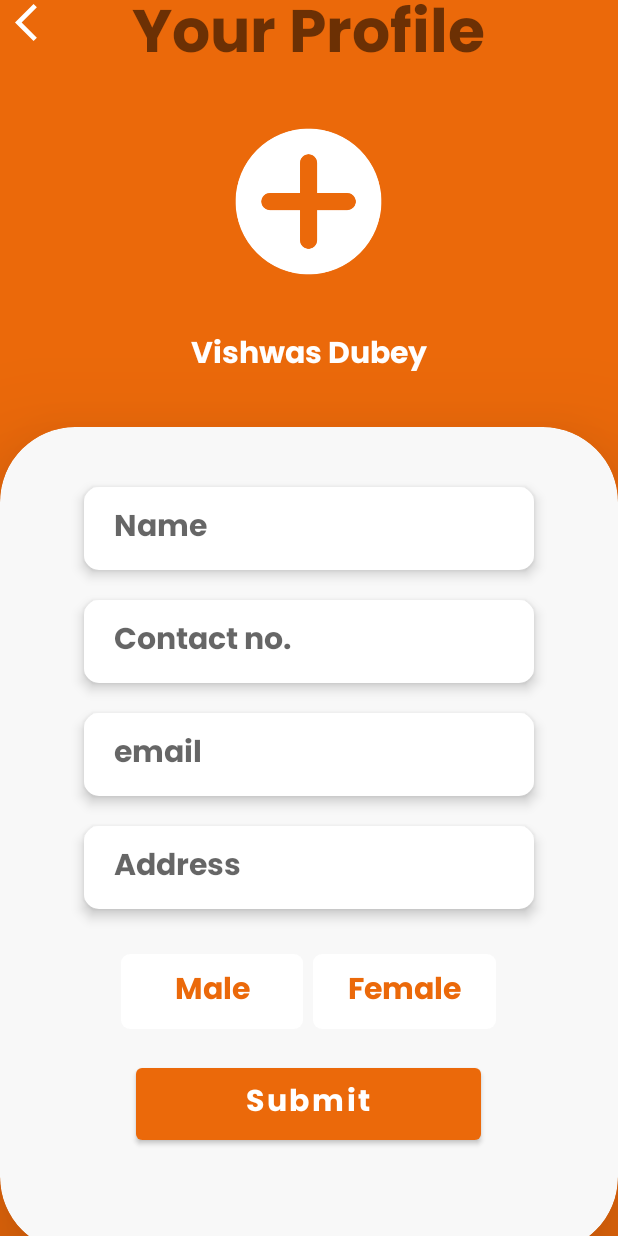
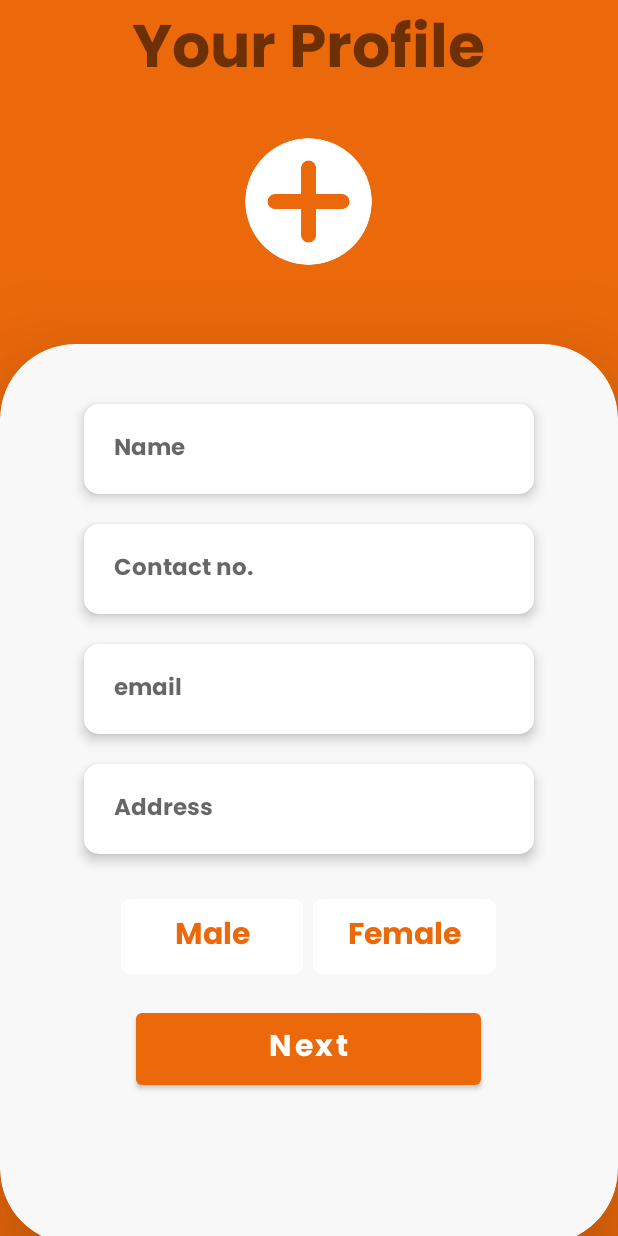
Before and after one commit to VishwasDubey150/BU-Bazzar, an Android app: the profile screen opened directly, with no data from a screen before it, on a phone screen of 412 x 824 dp. Run offline under Robolectric (Android 15) with nearby library versions, the phone set to English and light mode, and no system bars; our stand-ins replace CircleImageView.

Commit message:
profile page completed

```diff
--- a/app/src/main/res/layout/activity_profile.xml
+++ b/app/src/main/res/layout/activity_profile.xml
@@ -9,49 +9,31 @@
     android:orientation="vertical">
 
 
-    <ImageView
-        android:layout_width="30dp"
-        android:layout_height="30dp"
-        android:src="@drawable/ic_baseline_arrow_back_ios_24"
-        android:layout_marginLeft="10dp"
-        android:onClick="back">
-    </ImageView>
+
 
     <TextView
         android:layout_width="wrap_content"
         android:layout_height="wrap_content"
         android:text="Your Profile"
         android:textSize="40dp"
-        android:layout_marginTop="-40dp"
+        android:layout_marginTop="0dp"
         android:layout_gravity="center"
         android:fontFamily="@font/poppins_bold">
     </TextView>
 
     <de.hdodenhof.circleimageview.CircleImageView
         android:id="@+id/img"
-        android:layout_height="150dp"
-        android:layout_width="150dp"
+        android:layout_height="130dp"
+        android:layout_width="130dp"
         android:layout_gravity="center"
         android:src="@drawable/add">
 
 
     </de.hdodenhof.circleimageview.CircleImageView>
 
-    <TextView
-        android:layout_width="wrap_content"
-        android:layout_height="wrap_content"
-        android:textSize="20dp"
-        android:textAlignment="center"
-        android:textColor="@color/white"
-        android:fontFamily="@font/poppins_bold"
-        android:layout_gravity="center"
-        android:layout_marginTop="10dp"
-        android:text="Vishwas Dubey">
-    </TextView>
-
     <androidx.cardview.widget.CardView
         android:layout_width="match_parent"
-        android:layout_height="550dp"
+        android:layout_height="600dp"
         android:layout_gravity="center"
         android:layout_marginTop="30dp"
         android:backgroundTint="#F8F8F8"
@@ -68,10 +50,10 @@
                 android:inputType="textPersonName"
                 android:layout_width="300dp"
                 android:layout_gravity="center"
-                android:layout_height="wrap_content"
+                android:layout_height="60dp"
                 android:layout_marginTop="40dp"
                 android:fontFamily="@font/poppins_bold"
-                android:textSize="20dp"
+                android:textSize="15dp"
                 android:paddingLeft="20dp"
                 android:paddingTop="10dp"
                 android:paddingBottom="10dp"
@@ -85,10 +67,10 @@
                 android:id="@+id/mobile"
                 android:layout_width="300dp"
                 android:layout_gravity="center"
-                android:layout_height="wrap_content"
+                android:layout_height="60dp"
                 android:layout_marginTop="20dp"
                 android:fontFamily="@font/poppins_bold"
-                android:textSize="20dp"
+                android:textSize="15dp"
                 android:paddingLeft="20dp"
                 android:paddingTop="10dp"
                 android:inputType="phone"
@@ -103,10 +85,10 @@
                 android:id="@+id/email"
                 android:layout_width="300dp"
                 android:layout_gravity="center"
-                android:layout_height="wrap_content"
+                android:layout_height="60dp"
                 android:layout_marginTop="20dp"
                 android:fontFamily="@font/poppins_bold"
-                android:textSize="20dp"
+                android:textSize="15dp"
                 android:paddingLeft="20dp"
                 android:paddingTop="10dp"
                 android:paddingBottom="10dp"
@@ -121,10 +103,10 @@
                 android:id="@+id/address"
                 android:layout_width="300dp"
                 android:layout_gravity="center"
-                android:layout_height="wrap_content"
+                android:layout_height="60dp"
                 android:layout_marginTop="20dp"
                 android:fontFamily="@font/poppins_bold"
-                android:textSize="20dp"
+                android:textSize="15dp"
                 android:paddingLeft="20dp"
                 android:paddingTop="10dp"
                 android:paddingBottom="10dp"
@@ -135,6 +117,7 @@
             </EditText>
 
             <RadioGroup
+                android:id="@+id/gender"
                 android:layout_width="250dp"
                 android:layout_height="wrap_content"
                 android:layout_gravity="center"
@@ -142,6 +125,7 @@
                 android:orientation="horizontal">
 
                 <RadioButton
+                    android:id="@+id/m"
                     android:layout_width="120dp"
                     android:layout_height="50dp"
                     android:background="@drawable/gender"
@@ -156,6 +140,7 @@
                     android:textAlignment="center"/>
 
                 <RadioButton
+                    android:id="@+id/f"
                     android:layout_width="120dp"
                     android:layout_height="50dp"
                     android:textSize="20dp"
@@ -181,7 +166,7 @@
                 android:ems="10"
                 android:textAllCaps="false"
                 android:padding="0dp"
-                android:text="Submit"
+                android:text="Next"
                 android:onClick="submit"
                 android:textAlignment="center">
             </Button>
```
Also changed, not shown: app/src/main/java/com/example/sellnbuy/profile.kt (+79 -5 lines), app/src/main/res/layout/activity_login.xml (+6 -6 lines).
